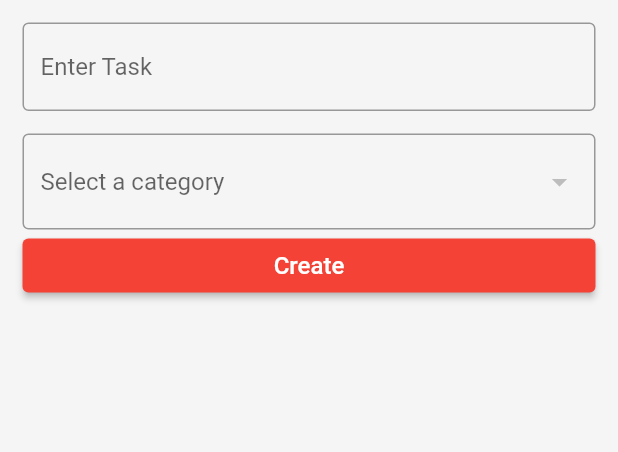
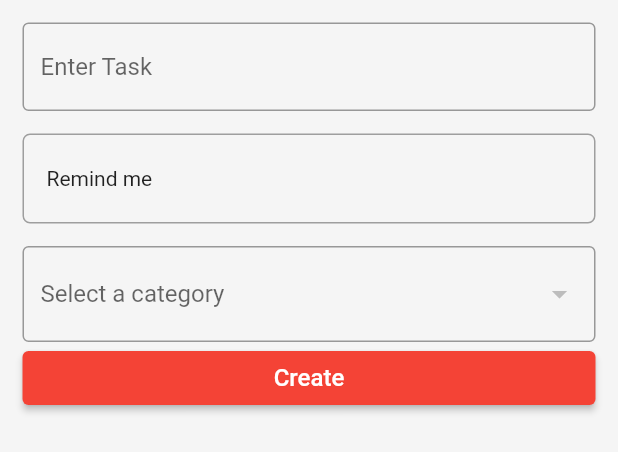
Before and after one commit to Imagine-Me/todo, a Flutter app: the TodoForm widget shown alone on an empty page, opened directly, on a phone screen of 412 x 824 dp. Shown: the top 452 px of the screen. Run offline on Flutter 3.47's test engine with Material 2 defaults, Android fonts, the phone set to English and light mode, and no system bars; our stand-ins replace bloc, drift, equatable, flutter_bloc; accounts and stored records are empty; generated files the repository leaves out were written again.

Commit message:
add remind me field in todo

```diff
--- a/lib/src/constants/enum.dart
+++ b/lib/src/constants/enum.dart
@@ -1 +1 @@
-enum CategoryEnum { Loaded }
+enum Days { one, two, three }
--- a/lib/src/presentation/widgets/todo_form.dart
+++ b/lib/src/presentation/widgets/todo_form.dart
@@ -3,6 +3,7 @@ import 'package:flutter/material.dart';
 import 'package:flutter_bloc/flutter_bloc.dart';
 import 'package:todo/src/database/database.dart';
 import 'package:todo/src/logic/bloc/todo/todo_bloc.dart';
+import 'package:todo/src/presentation/widgets/todo_remind_alert.dart';
 
 class TodoForm extends StatefulWidget {
   const TodoForm({Key? key, this.todosCompanion}) : super(key: key);
@@ -16,6 +17,8 @@ class TodoForm extends StatefulWidget {
 class _TodoFormState extends State<TodoForm> {
   late final TextEditingController titleTextController;
   final _formKey = GlobalKey<FormState>();
+
+  Map<String, DateTime>? remindMeDate;
 
   int? selectedCategory;
   @override
@@ -39,8 +42,8 @@ class _TodoFormState extends State<TodoForm> {
         category: drift.Value(selectedCategory),
         title: drift.Value(titleTextController.text),
         isCreatedAt: widget.todosCompanion == null
-              ? drift.Value(DateTime.now().toUtc())
-              : widget.todosCompanion!.isCreatedAt,
+            ? drift.Value(DateTime.now().toUtc())
+            : widget.todosCompanion!.isCreatedAt,
       );
       BlocProvider.of<TodoBloc>(context)
           .add(AddTodo(todosCompanion: todosCompanion));
@@ -68,6 +71,12 @@ class _TodoFormState extends State<TodoForm> {
     }
   }
 
+  void selectRemindMeDate(Map<String,DateTime>? dateTime) {
+    setState(() {
+      remindMeDate = dateTime;
+    });
+  }
+
   @override
   Widget build(BuildContext context) {
     return Wrap(children: [
@@ -78,6 +87,7 @@ class _TodoFormState extends State<TodoForm> {
           child: Form(
               key: _formKey,
               child: Column(
+                crossAxisAlignment: CrossAxisAlignment.stretch,
                 children: [
                   TextFormField(
                     key: const Key('todo_form_title'),
@@ -93,6 +103,28 @@ class _TodoFormState extends State<TodoForm> {
                       }
                       return null;
                     },
+                  ),
+                  const SizedBox(
+                    height: 15,
+                  ),
+                  GestureDetector(
+                    onTap: () {
+                      showDialog(
+                          context: context,
+                          builder: (_) => RemindMeAlert(
+                                onRemindFormSubmit: selectRemindMeDate,
+                              ));
+                    },
+                    child: Container(
+                      height: 60,
+                      padding: const EdgeInsets.all(15),
+                      decoration: BoxDecoration(
+                          border: Border.all(color: Colors.grey),
+                          borderRadius: BorderRadius.circular(5)),
+                      child: Align(
+                          alignment: Alignment.centerLeft,
+                          child: remindMeDate==null ? const Text('Remind me') : Text(remindMeDate!.keys.last)),
+                    ),
                   ),
                   const SizedBox(
                     height: 15,
--- a/pubspec.yaml
+++ b/pubspec.yaml
@@ -12,6 +12,7 @@ dependencies:
   flutter:
     sdk: flutter
   flutter_bloc: ^7.3.1
+  intl: ^0.17.0
   path: ^1.8.0
   path_provider: ^2.0.5
   sqlite3_flutter_libs: ^0.5.1
```
Also changed, not shown: lib/src/presentation/widgets/todo_remind_alert.dart (added, +116 -0 lines), pubspec.lock.
